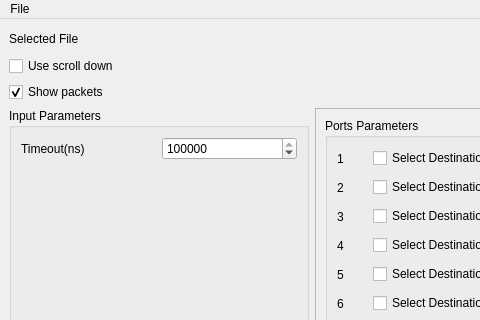
Qt form mainwindow.ui (artthirt/AnalyzePcapUdp) before a commit; both pictures show x 0 to 480 and y 0 to 320 of the 1132 by 664 pixel window.
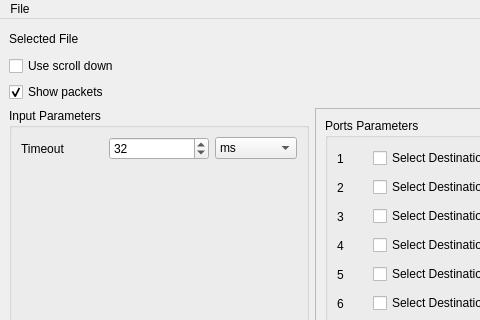
The same form after that commit.

Commit message: added select timeout type (nanoseconds, microseconds, milliseconds)

The edit to the form file:
```diff
--- a/mainwindow.ui
+++ b/mainwindow.ui
@@ -117,29 +117,6 @@
              <string>Input Parameters</string>
             </property>
             <layout class="QGridLayout" name="gridLayout">
-             <item row="2" column="1">
-              <widget class="QSpinBox" name="sbTimeout">
-               <property name="minimumSize">
-                <size>
-                 <width>100</width>
-                 <height>0</height>
-                </size>
-               </property>
-               <property name="maximum">
-                <number>999999999</number>
-               </property>
-               <property name="value">
-                <number>32000000</number>
-               </property>
-              </widget>
-             </item>
-             <item row="2" column="0">
-              <widget class="QLabel" name="label_3">
-               <property name="text">
-                <string>Timeout(ns)</string>
-               </property>
-              </widget>
-             </item>
              <item row="3" column="0">
               <spacer name="verticalSpacer">
                <property name="orientation">
@@ -153,6 +130,51 @@
                </property>
               </spacer>
              </item>
+             <item row="2" column="0">
+              <widget class="QLabel" name="label_3">
+               <property name="text">
+                <string>Timeout</string>
+               </property>
+              </widget>
+             </item>
+             <item row="2" column="2">
+              <widget class="QSpinBox" name="sbTimeout">
+               <property name="minimumSize">
+                <size>
+                 <width>100</width>
+                 <height>0</height>
+                </size>
+               </property>
+               <property name="maximum">
+                <number>999999999</number>
+               </property>
+               <property name="value">
+                <number>32</number>
+               </property>
+              </widget>
+             </item>
+             <item row="2" column="3">
+              <widget class="QComboBox" name="cbSelectTimeout">
+               <property name="currentIndex">
+                <number>2</number>
+               </property>
+               <item>
+                <property name="text">
+                 <string>ns</string>
+                </property>
+               </item>
+               <item>
+                <property name="text">
+                 <string>mks</string>
+                </property>
+               </item>
+               <item>
+                <property name="text">
+                 <string>ms</string>
+                </property>
+               </item>
+              </widget>
+             </item>
             </layout>
            </widget>
           </item>
```
The commit also changes 4 other files.
